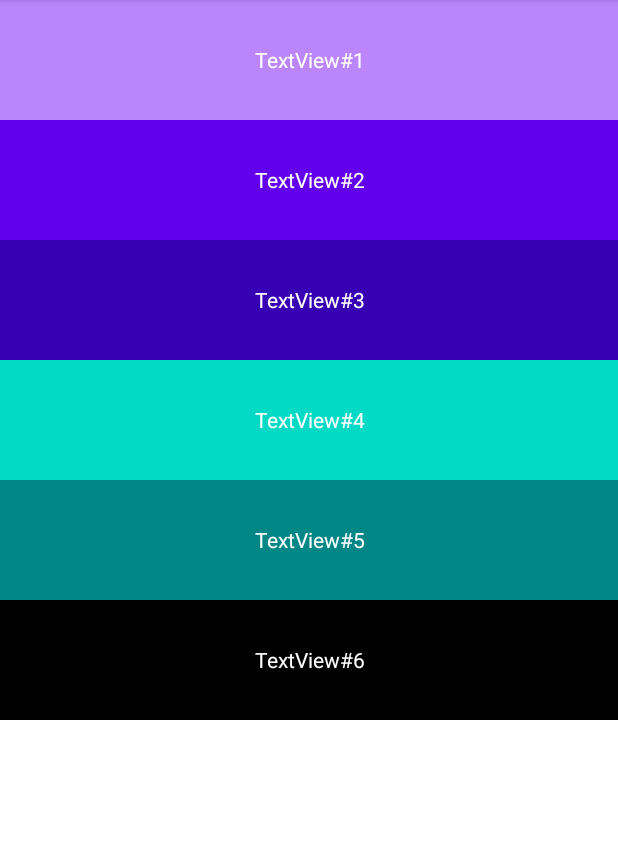
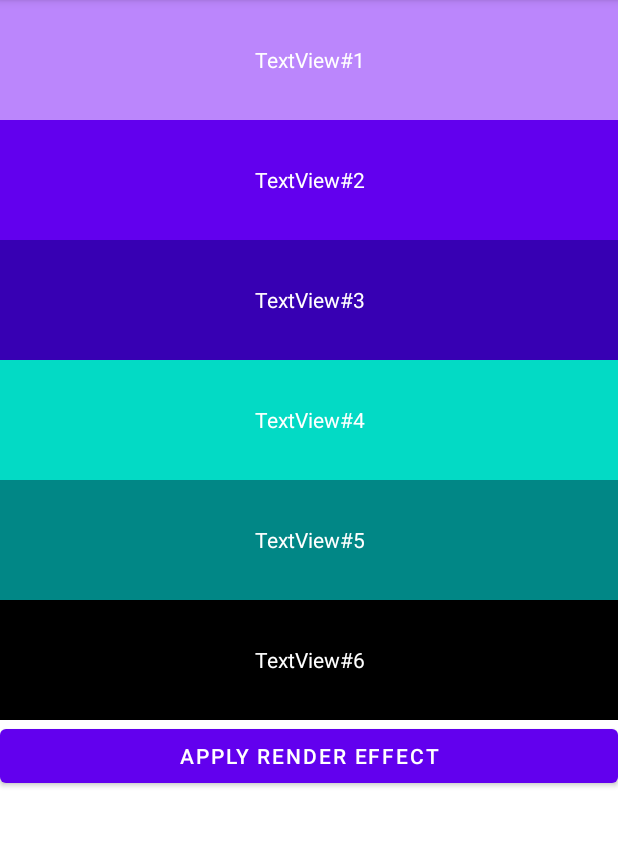
Before and after one commit to mzw1004/AndroidRuntimeShaderDemo, an Android app: the RenderEffectUsageActivity screen opened directly, with no data from a screen before it, on a phone screen of 412 x 824 dp, the part 84-930 px from its top. Run offline under Robolectric (Android 15) with nearby library versions, the phone set to English and light mode, and no system bars.

Commit message:
update: render effect usage.

```diff
--- a/app/src/main/java/me/mazhiwei/demo/androidruntimeshaderdemo/BasicUsageActivity.kt
+++ b/app/src/main/java/me/mazhiwei/demo/androidruntimeshaderdemo/BasicUsageActivity.kt
@@ -21,7 +21,7 @@ class BasicUsageActivity : AppCompatActivity() {
 
       vec4 main(vec2 coords)
       {
-        vec2 uv = coords / uResolutiona;
+        vec2 uv = coords / uResolution;
         vec3 col = vec3(0.);
         col.rg = uv;
         return vec4(col, 1.0);
--- a/app/src/main/java/me/mazhiwei/demo/androidruntimeshaderdemo/RenderEffectUsageActivity.kt
+++ b/app/src/main/java/me/mazhiwei/demo/androidruntimeshaderdemo/RenderEffectUsageActivity.kt
@@ -1,7 +1,6 @@
 package me.mazhiwei.demo.androidruntimeshaderdemo
 
-import android.graphics.RenderEffect
-import android.graphics.RuntimeShader
+import android.graphics.*
 import android.os.Bundle
 import android.view.LayoutInflater
 import android.view.View
@@ -9,21 +8,32 @@ import androidx.appcompat.app.AppCompatActivity
 
 class RenderEffectUsageActivity : AppCompatActivity() {
 
+  private var rootView: View? = null
+
   override fun onCreate(savedInstanceState: Bundle?) {
     super.onCreate(savedInstanceState)
-    val rootView = LayoutInflater.from(this).inflate(R.layout.activity_render_effect_usage, null)
+    rootView = LayoutInflater.from(this).inflate(R.layout.activity_render_effect_usage, null)
     setContentView(rootView)
-    applyRuntimeShader(rootView)
   }
 
-  private fun applyRuntimeShader(view: View) {
+  fun applyEffect(view: View) {
+    rootView?.let {
+      applyRuntimeShader(it, floatArrayOf(it.width.toFloat(), it.height.toFloat()))
+    }
+  }
+
+  private fun applyRuntimeShader(view: View, resolution: FloatArray) {
     val shader = RuntimeShader(
       """
       uniform shader uContent;
 
       vec4 main(vec2 coords)
       {
-        return uContent.eval(coords);
+        vec3 col = vec3(0.);
+        vec4 origin = uContent.eval(coords);
+        float l = vec3(0.299*origin.r+0.578*origin.g+0.144*origin.b).r;
+        col += l;
+        return vec4(col, origin.a);
       }
     """.trimIndent()
     )
--- a/app/src/main/res/layout/activity_render_effect_usage.xml
+++ b/app/src/main/res/layout/activity_render_effect_usage.xml
@@ -1,8 +1,10 @@
 <?xml version="1.0" encoding="utf-8"?>
 <LinearLayout xmlns:android="http://schemas.android.com/apk/res/android"
+    xmlns:tools="http://schemas.android.com/tools"
     android:layout_width="match_parent"
     android:layout_height="match_parent"
-    android:orientation="vertical">
+    android:orientation="vertical"
+    tools:context=".RenderEffectUsageActivity">
 
     <TextView
         android:layout_width="match_parent"
@@ -51,4 +53,11 @@
         android:background="@color/black"
         android:text="TextView#6"
         android:textColor="@android:color/white" />
+
+    <Button
+        android:layout_width="match_parent"
+        android:layout_height="wrap_content"
+        android:gravity="center"
+        android:text="apply render effect"
+        android:onClick="applyEffect" />
 </LinearLayout>
```
